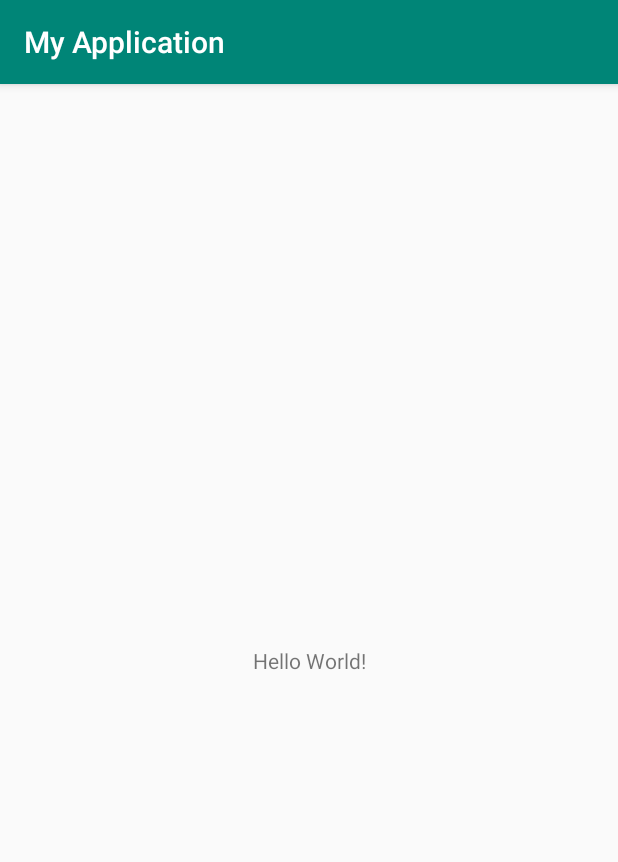
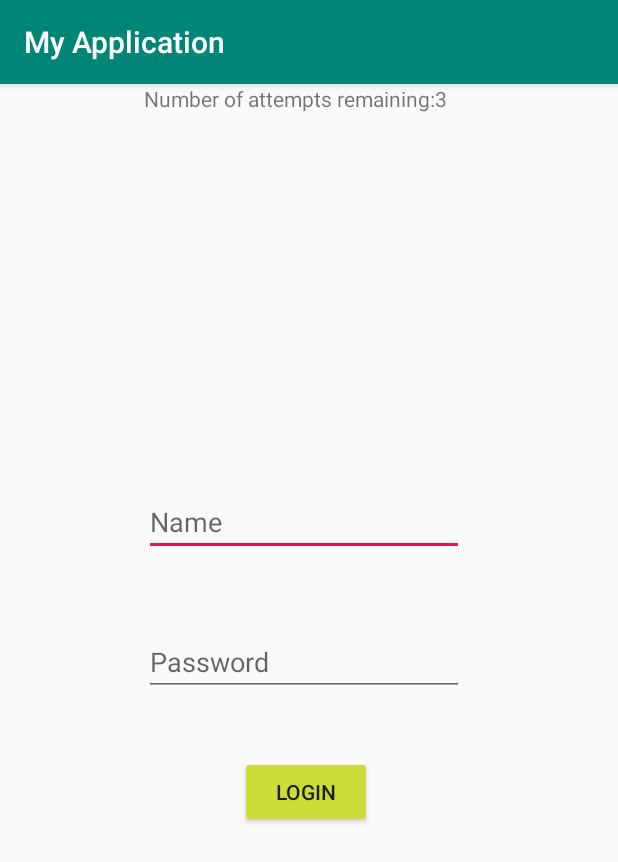
Before and after one commit to helenzzq/AndroidStudioGames, an Android app: the screen it shows after launch (MainActivity), on a phone screen of 412 x 824 dp. Shown: the top 862 px of the screen. Run offline under Robolectric (Android 15) with nearby library versions, the phone set to English and light mode, and no system bars.

Commit message:
Login activity added

```diff
--- a/phase1/app/src/main/AndroidManifest.xml
+++ b/phase1/app/src/main/AndroidManifest.xml
@@ -9,6 +9,7 @@
         android:roundIcon="@mipmap/ic_launcher_round"
         android:supportsRtl="true"
         android:theme="@style/AppTheme">
+        <activity android:name=".SecondActivity"></activity>
         <activity android:name=".MainActivity">
             <intent-filter>
                 <action android:name="android.intent.action.MAIN" />
--- a/phase1/app/src/main/java/com/example/myapplication/MainActivity.java
+++ b/phase1/app/src/main/java/com/example/myapplication/MainActivity.java
@@ -2,15 +2,60 @@ package com.example.myapplication;
 
 import androidx.appcompat.app.AppCompatActivity;
 
+import android.content.Intent;
 import android.os.Bundle;
+import android.view.View;
+import android.widget.Button;
+import android.widget.EditText;
+import android.widget.TextView;
 
 public class MainActivity extends AppCompatActivity {
+
+    private EditText Name;
+    private EditText Password;
+    private TextView Info;
+    private Button Login;
+    private int counter=3;
+
 
     @Override
     protected void onCreate(Bundle savedInstanceState) {
         super.onCreate(savedInstanceState);
         setContentView(R.layout.activity_main);
 
-        hello 0585
+        Name = findViewById(R.id.etName);
+        Password = findViewById(R.id.etPassword);
+        Info = findViewById(R.id.tvInfo);
+        Login = findViewById(R.id.btnLogin);
+
+        Info.setText("Number of attempts remaining:3");
+
+        Login.setOnClickListener(new View.OnClickListener() {
+            @Override
+            public void onClick(View v) {
+                validate(Name.getText().toString(),Password.getText().toString());
+            }
+        });
+
+    }
+
+    private void validate(String userName, String userPassword) {
+        if ((userName.equals("Admin")) && (userPassword.equals("1234"))) {
+            Intent intent = new Intent(MainActivity.this, SecondActivity.class);
+            startActivity(intent);
+        }
+        else {
+
+            counter--;
+
+            Info.setText("Number of attempts remaining: "+ String.valueOf(counter));
+
+            if (counter==0)
+            {
+                //disable the button
+                Login.setEnabled(false);
+            }
+        }
+
     }
 }
--- a/phase1/app/src/main/res/layout/activity_main.xml
+++ b/phase1/app/src/main/res/layout/activity_main.xml
@@ -6,13 +6,48 @@
     android:layout_height="match_parent"
     tools:context=".MainActivity">
 
-    <TextView
+    <EditText
+        android:id="@+id/etName"
         android:layout_width="wrap_content"
         android:layout_height="wrap_content"
-        android:text="Hello World!"
+        android:layout_marginStart="96dp"
+        android:layout_marginBottom="48dp"
+        android:ems="10"
+        android:hint="Name"
+        android:inputType="textPersonName"
+        app:layout_constraintBottom_toTopOf="@+id/etPassword"
+        app:layout_constraintStart_toStartOf="parent" />
+
+    <EditText
+        android:id="@+id/etPassword"
+        android:layout_width="wrap_content"
+        android:layout_height="wrap_content"
+        android:layout_marginStart="96dp"
+        android:layout_marginBottom="40dp"
+        android:ems="10"
+        android:hint="Password"
+        android:inputType="textPassword"
+        app:layout_constraintBottom_toTopOf="@+id/btnLogin"
+        app:layout_constraintStart_toStartOf="parent" />
+
+    <Button
+        android:id="@+id/btnLogin"
+        android:layout_width="wrap_content"
+        android:layout_height="wrap_content"
+        android:layout_marginStart="160dp"
+        android:layout_marginBottom="272dp"
+        android:backgroundTint="#CDDC39"
+        android:text="Login"
         app:layout_constraintBottom_toBottomOf="parent"
-        app:layout_constraintLeft_toLeftOf="parent"
-        app:layout_constraintRight_toRightOf="parent"
-        app:layout_constraintTop_toTopOf="parent" />
+        app:layout_constraintStart_toStartOf="parent" />
+
+    <TextView
+        android:id="@+id/tvInfo"
+        android:layout_width="206dp"
+        android:layout_height="20dp"
+        android:layout_marginStart="96dp"
+        android:text="Number of attempts remaining: "
+        app:layout_constraintStart_toStartOf="parent"
+        tools:layout_editor_absoluteY="197dp" />
 
 </androidx.constraintlayout.widget.ConstraintLayout>
```
Also changed, not shown: phase1/app/src/main/java/com/example/myapplication/SecondActivity.java (added, +14 -0 lines), phase1/app/src/main/res/layout/activity_second.xml (added, +9 -0 lines).
